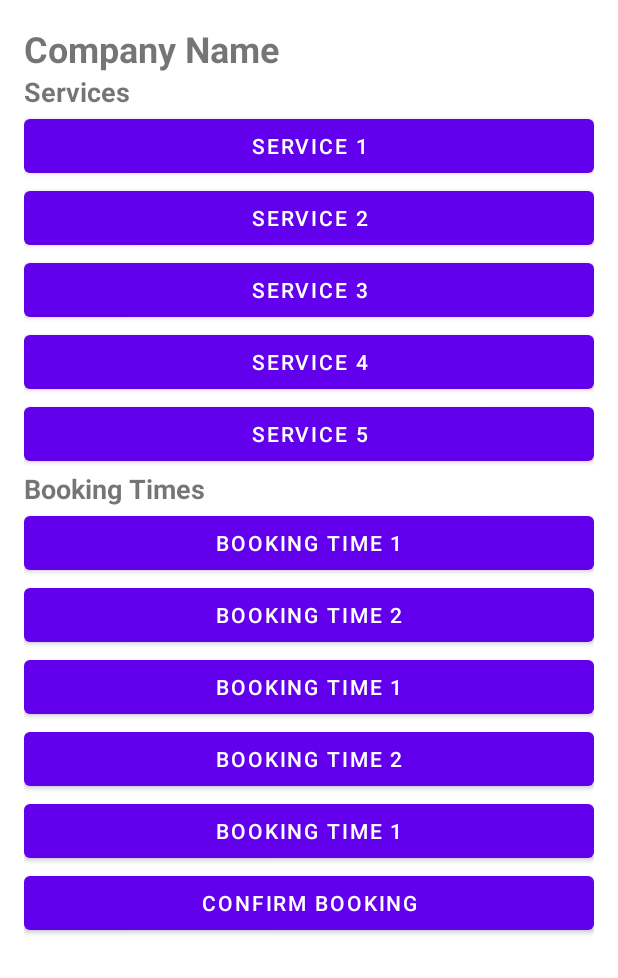
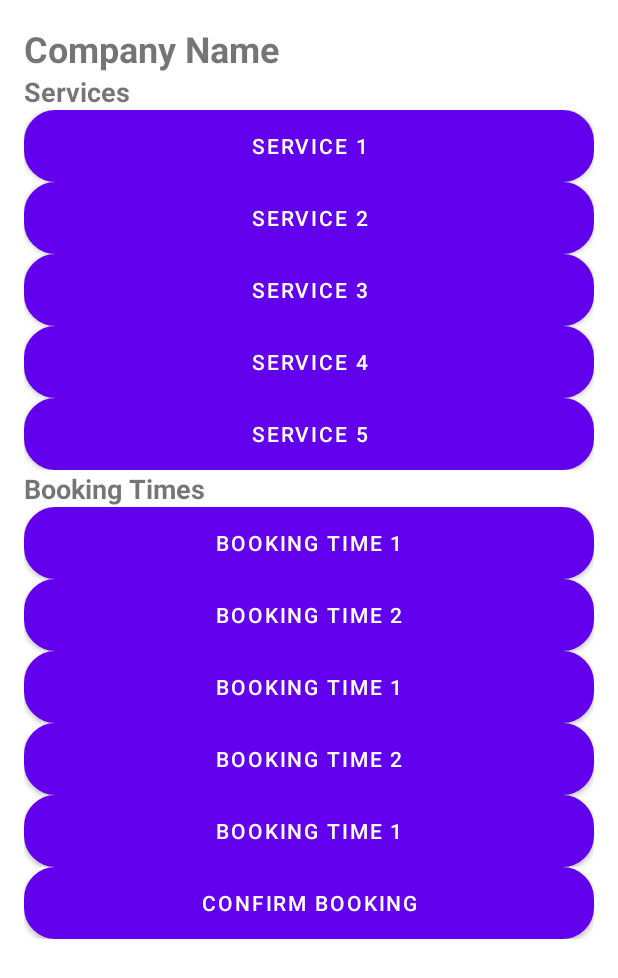
Before and after one commit to Aquae/BookIt, an Android app: the layout activity_business_profile.xml on its own in the app's theme, with its tools: preview values and no code run, on a phone screen of 412 x 824 dp. Shown: the top 978 px of the screen. Run offline under Robolectric (Android 15) with nearby library versions, the phone set to English and light mode, and no system bars.

Commit message:
Pill buttons

```diff
--- a/app/src/main/res/layout-w1240dp/activity_login.xml
+++ b/app/src/main/res/layout-w1240dp/activity_login.xml
@@ -52,6 +52,7 @@
         app:layout_constraintEnd_toEndOf="parent"
         app:layout_constraintStart_toStartOf="parent"
         app:layout_constraintTop_toBottomOf="@+id/password"
+        android:background="@drawable/button_main"
         app:layout_constraintVertical_bias="0.2" />
 
     <ProgressBar
--- a/app/src/main/res/layout-w936dp/activity_business_login_sign_up.xml
+++ b/app/src/main/res/layout-w936dp/activity_business_login_sign_up.xml
@@ -58,6 +58,7 @@
             app:layout_constraintEnd_toEndOf="parent"
             app:layout_constraintStart_toStartOf="parent"
             app:layout_constraintTop_toBottomOf="@+id/password"
+            android:background="@drawable/button_main"
             app:layout_constraintVertical_bias="0.2" />
 
         <ProgressBar
--- a/app/src/main/res/layout-w936dp/activity_login.xml
+++ b/app/src/main/res/layout-w936dp/activity_login.xml
@@ -58,6 +58,7 @@
             app:layout_constraintEnd_toEndOf="parent"
             app:layout_constraintStart_toStartOf="parent"
             app:layout_constraintTop_toBottomOf="@+id/password"
+            android:background="@drawable/button_main"
             app:layout_constraintVertical_bias="0.2" />
 
         <ProgressBar
--- a/app/src/main/res/layout/activity_business_profile.xml
+++ b/app/src/main/res/layout/activity_business_profile.xml
@@ -35,6 +35,7 @@
                 android:id="@+id/service_button_1"
                 android:layout_width="match_parent"
                 android:layout_height="wrap_content"
+                android:background="@drawable/button_main"
                 android:text="Service 1" />
 
             <TextView
@@ -48,6 +49,7 @@
                 android:id="@+id/service_button_2"
                 android:layout_width="match_parent"
                 android:layout_height="wrap_content"
+                android:background="@drawable/button_main"
                 android:text="Service 2" />
 
             <TextView
@@ -61,6 +63,7 @@
                 android:id="@+id/service_button_3"
                 android:layout_width="match_parent"
                 android:layout_height="wrap_content"
+                android:background="@drawable/button_main"
                 android:text="Service 3" />
 
             <TextView
@@ -74,6 +77,7 @@
                 android:id="@+id/service_button_4"
                 android:layout_width="match_parent"
                 android:layout_height="wrap_content"
+                android:background="@drawable/button_main"
                 android:text="Service 4" />
 
             <TextView
@@ -87,6 +91,7 @@
                 android:id="@+id/service_button_5"
                 android:layout_width="match_parent"
                 android:layout_height="wrap_content"
+                android:background="@drawable/button_main"
                 android:text="Service 5" />
 
             <TextView
@@ -116,30 +121,35 @@
                 android:id="@+id/booking_time_1"
                 android:layout_width="match_parent"
                 android:layout_height="wrap_content"
+                android:background="@drawable/button_main"
                 android:text="Booking Time 1" />
 
             <Button
                 android:id="@+id/booking_time_2"
                 android:layout_width="match_parent"
                 android:layout_height="wrap_content"
+                android:background="@drawable/button_main"
                 android:text="Booking Time 2" />
 
             <Button
                 android:id="@+id/booking_time_3"
                 android:layout_width="match_parent"
                 android:layout_height="wrap_content"
+                android:background="@drawable/button_main"
                 android:text="Booking Time 1" />
 
             <Button
                 android:id="@+id/booking_time_4"
                 android:layout_width="match_parent"
                 android:layout_height="wrap_content"
+                android:background="@drawable/button_main"
                 android:text="Booking Time 2" />
 
             <Button
                 android:id="@+id/booking_time_5"
                 android:layout_width="match_parent"
                 android:layout_height="wrap_content"
+                android:background="@drawable/button_main"
                 android:text="Booking Time 1" />
 
 
@@ -149,6 +159,7 @@
             android:id="@+id/confirm_booking_button"
             android:layout_width="match_parent"
             android:layout_height="wrap_content"
+            android:background="@drawable/button_main"
             android:text="Confirm Booking" />
 
     </LinearLayout>
--- a/app/src/main/res/layout/activity_main.xml
+++ b/app/src/main/res/layout/activity_main.xml
@@ -51,6 +51,7 @@
                 android:layout_width="0dp"
                 android:layout_height="wrap_content"
                 android:layout_weight="1"
+                android:background="@drawable/button_main"
                 android:text="@string/business1" />
 
         </LinearLayout>
--- a/app/src/main/res/layout/activity_service_selection.xml
+++ b/app/src/main/res/layout/activity_service_selection.xml
@@ -76,12 +76,14 @@
                     android:id="@+id/add_busy_time_slot_button"
                     android:layout_width="wrap_content"
                     android:layout_height="wrap_content"
+                    android:background="@drawable/button_main"
                     android:text="Add Busy Time Slot" />
 
                 <Button
                     android:id="@+id/add_available_time_slot_button"
                     android:layout_width="wrap_content"
                     android:layout_height="wrap_content"
+                    android:background="@drawable/button_main"
                     android:text="Add Available Time Slot" />
             </LinearLayout>
 
@@ -90,6 +92,7 @@
                 android:id="@+id/submit_button"
                 android:layout_width="match_parent"
                 android:layout_height="wrap_content"
+                android:background="@drawable/button_main"
                 android:text="Submit" />
         </LinearLayout>
 
--- a/app/src/main/res/layout/businesssignup_activity.xml
+++ b/app/src/main/res/layout/businesssignup_activity.xml
@@ -61,6 +61,7 @@
         android:layout_width="match_parent"
         android:layout_height="wrap_content"
         android:onClick="signup"
+        android:background="@drawable/button_main"
         android:text="signup" />
 
 </LinearLayout>
--- a/app/src/main/res/layout/userloginsignup_activity.xml
+++ b/app/src/main/res/layout/userloginsignup_activity.xml
@@ -67,6 +67,7 @@
                 android:layout_width="0dp"
                 android:layout_height="wrap_content"
                 android:layout_weight="1"
+                android:background="@drawable/button_main"
                 android:text="@string/login" />
 
             <Button
@@ -74,6 +75,7 @@
                 android:layout_width="0dp"
                 android:layout_height="wrap_content"
                 android:layout_weight="1"
+                android:background="@drawable/button_main"
                 android:text="@string/signup" />
 
         </LinearLayout>
```
